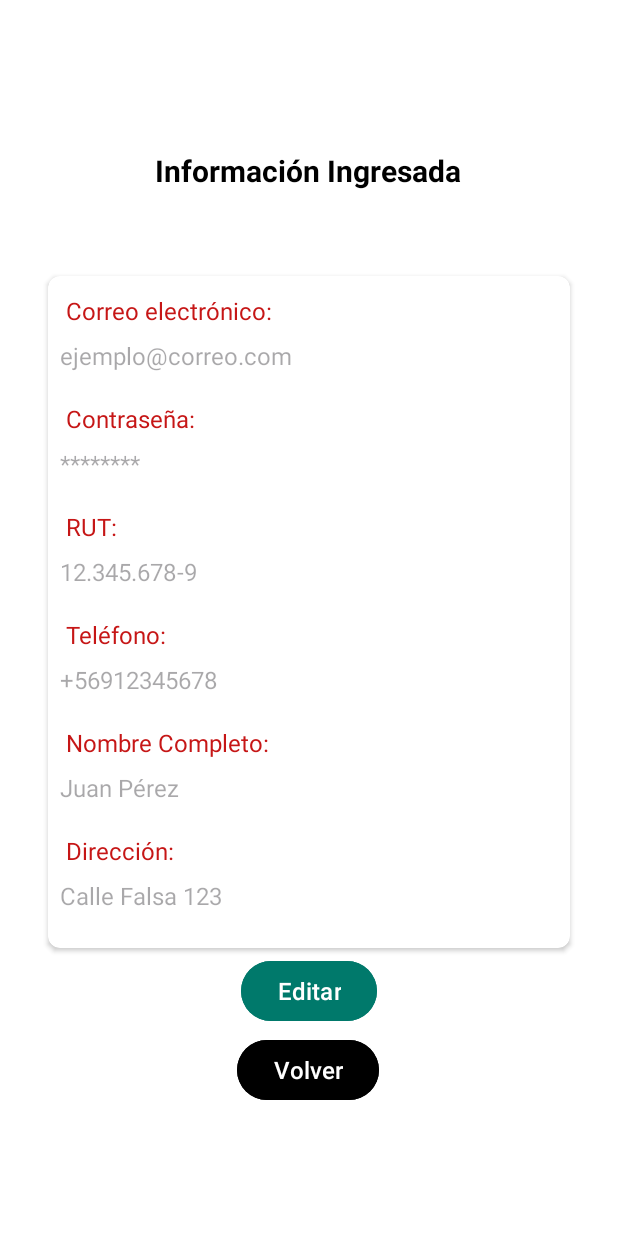
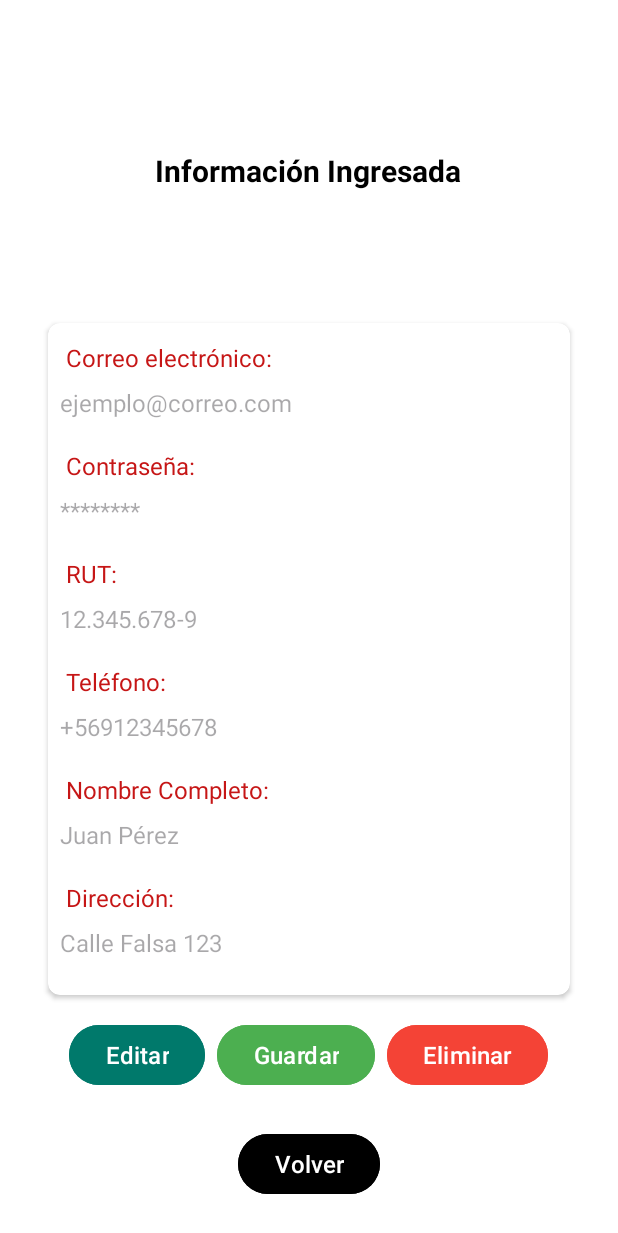
Before and after one commit to InoValz/aplicacionDePrueba, an Android app: the MainActivity2 screen opened directly, with no data from a screen before it, on a phone screen of 412 x 824 dp. Shown: the top 1233 px of the screen. Run offline under Robolectric (Android 15) with nearby library versions, the phone set to English and light mode, and no system bars.

Commit message:
boton eliminar boton guardar conexion al firebase guardar informacion en firebase

```diff
--- a/app/build.gradle.kts
+++ b/app/build.gradle.kts
@@ -1,6 +1,7 @@
 plugins {
     alias(libs.plugins.android.application)
     alias(libs.plugins.jetbrains.kotlin.android)
+    id("com.google.gms.google-services")
 }
 
 android {
@@ -36,13 +37,16 @@ android {
 }
 
 dependencies {
-
+    implementation("com.google.firebase:firebase-analytics")
+    implementation(platform("com.google.firebase:firebase-bom:33.3.0"))
+    implementation ("com.google.firebase:firebase-database:20.1.0")
     implementation(libs.androidx.core.ktx)
     implementation(libs.androidx.appcompat)
     implementation(libs.material)
     implementation(libs.androidx.activity)
     implementation(libs.androidx.constraintlayout)
     implementation(libs.filament.android)
+    implementation(libs.firebase.database.ktx)
     testImplementation(libs.junit)
     androidTestImplementation(libs.androidx.junit)
     androidTestImplementation(libs.androidx.espresso.core)
--- a/app/src/main/res/layout/activity_main2.xml
+++ b/app/src/main/res/layout/activity_main2.xml
@@ -221,37 +221,68 @@
         </LinearLayout>
     </androidx.cardview.widget.CardView>
 
-    <!-- Botón de Volver -->
+    <!-- Layout para organizar los botones de forma horizontal -->
+    <LinearLayout
+        android:id="@+id/linearLayoutButtons"
+        android:layout_width="0dp"
+        android:layout_height="wrap_content"
+        android:layout_marginTop="16dp"
+        android:orientation="horizontal"
+        android:gravity="center"
+        app:layout_constraintStart_toStartOf="parent"
+        app:layout_constraintEnd_toEndOf="parent"
+        app:layout_constraintTop_toBottomOf="@id/cardViewInfo">
+
+        <!-- Botón de Editar -->
         <Button
             android:id="@+id/buttonEdit"
             android:layout_width="wrap_content"
             android:layout_height="wrap_content"
-        android:layout_marginTop="50dp"
-        android:layout_marginBottom="50dp"
+            android:layout_marginEnd="8dp"
             android:backgroundTint="#00796B"
             android:text="Editar"
             android:textAllCaps="false"
             android:textColor="@android:color/white"
-        android:textSize="16sp"
-        app:layout_constraintBottom_toTopOf="@id/buttonBack"
-        app:layout_constraintEnd_toEndOf="parent"
-        app:layout_constraintStart_toStartOf="parent"
-        app:layout_constraintTop_toBottomOf="@+id/cardViewInfo" />
+            android:textSize="16sp" />
 
+        <!-- Botón de Guardar -->
+        <Button
+            android:id="@+id/buttonSave"
+            android:layout_width="wrap_content"
+            android:layout_height="wrap_content"
+            android:layout_marginEnd="8dp"
+            android:backgroundTint="#4CAF50"
+            android:text="Guardar"
+            android:textAllCaps="false"
+            android:textColor="@android:color/white"
+            android:textSize="16sp" />
+
+        <!-- Botón de Eliminar -->
+        <Button
+            android:id="@+id/buttonDelete"
+            android:layout_width="wrap_content"
+            android:layout_height="wrap_content"
+            android:backgroundTint="#F44336"
+            android:text="Eliminar"
+            android:textAllCaps="false"
+            android:textColor="@android:color/white"
+            android:textSize="16sp" />
+    </LinearLayout>
+
+    <!-- Botón de Volver -->
     <Button
         android:id="@+id/buttonBack"
         android:layout_width="wrap_content"
         android:layout_height="wrap_content"
-        android:layout_marginBottom="30dp"
+        android:layout_marginTop="16dp"
         android:backgroundTint="#000000"
         android:text="Volver"
         android:textAllCaps="false"
         android:textColor="@android:color/white"
         android:textSize="16sp"
-        app:layout_constraintBottom_toBottomOf="parent"
+        app:layout_constraintTop_toBottomOf="@id/linearLayoutButtons"
         app:layout_constraintEnd_toEndOf="parent"
-        app:layout_constraintHorizontal_bias="0.498"
         app:layout_constraintStart_toStartOf="parent"
-        app:layout_constraintTop_toBottomOf="@+id/cardViewInfo" />
+        app:layout_constraintBottom_toBottomOf="parent" />
 
 </androidx.constraintlayout.widget.ConstraintLayout>
--- a/build.gradle.kts
+++ b/build.gradle.kts
@@ -2,4 +2,5 @@
 plugins {
     alias(libs.plugins.android.application) apply false
     alias(libs.plugins.jetbrains.kotlin.android) apply false
+    id("com.google.gms.google-services") version "4.4.2" apply false
 }
--- a/gradle/libs.versions.toml
+++ b/gradle/libs.versions.toml
@@ -10,6 +10,7 @@ material = "1.12.0"
 activity = "1.9.1"
 constraintlayout = "2.1.4"
 filamentAndroid = "1.17.1"
+firebaseDatabaseKtx = "21.0.0"
 
 [libraries]
 androidx-core-ktx = { group = "androidx.core", name = "core-ktx", version.ref = "coreKtx" }
@@ -21,6 +22,7 @@ material = { group = "com.google.android.material", name = "material", version.r
 androidx-activity = { group = "androidx.activity", name = "activity", version.ref = "activity" }
 androidx-constraintlayout = { group = "androidx.constraintlayout", name = "constraintlayout", version.ref = "constraintlayout" }
 filament-android = { group = "com.google.ar.sceneform", name = "filament-android", version.ref = "filamentAndroid" }
+firebase-database-ktx = { group = "com.google.firebase", name = "firebase-database-ktx", version.ref = "firebaseDatabaseKtx" }
 
 [plugins]
 android-application = { id = "com.android.application", version.ref = "agp" }
```
Also changed, not shown: app/src/main/java/com/example/aplicaciondeprueba/MainActivity.kt (+30 -17 lines), app/src/main/java/com/example/aplicaciondeprueba/MainActivity2.kt (+32 -33 lines), app/src/main/java/com/example/aplicaciondeprueba/User.kt (added, +11 -0 lines), 1 other file. Lines whose indentation alone changed are shown as unchanged.
